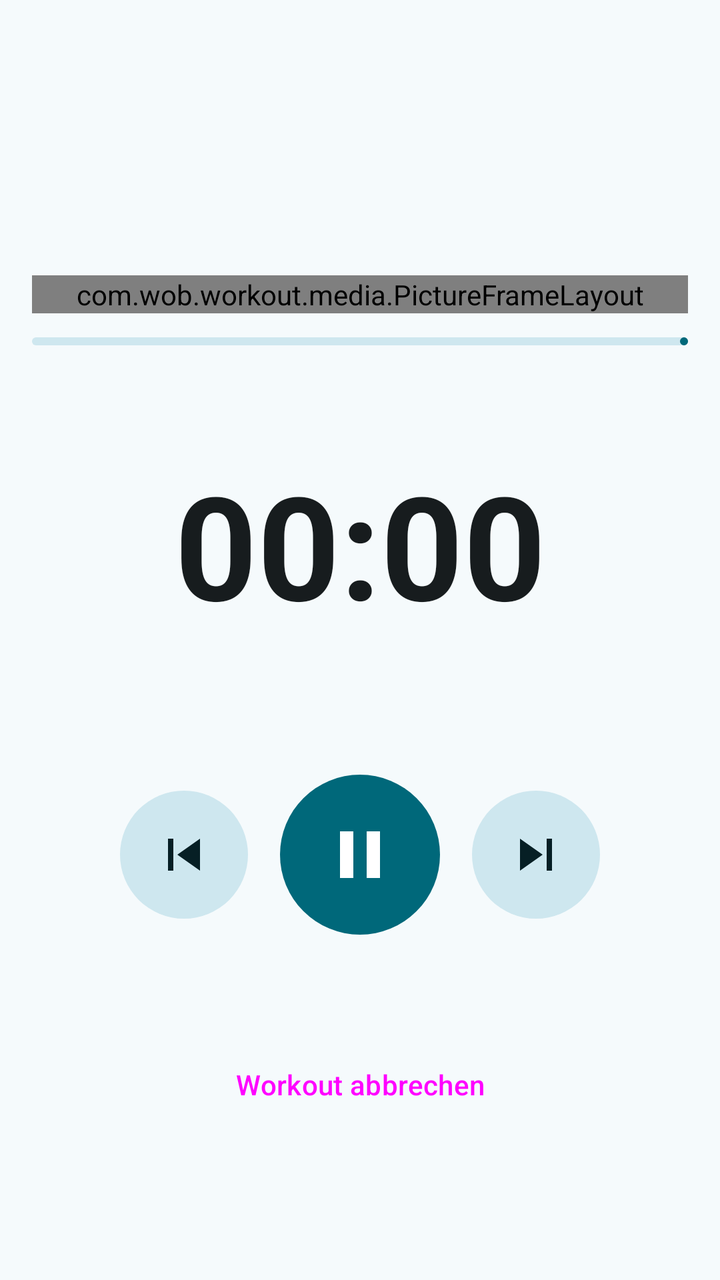
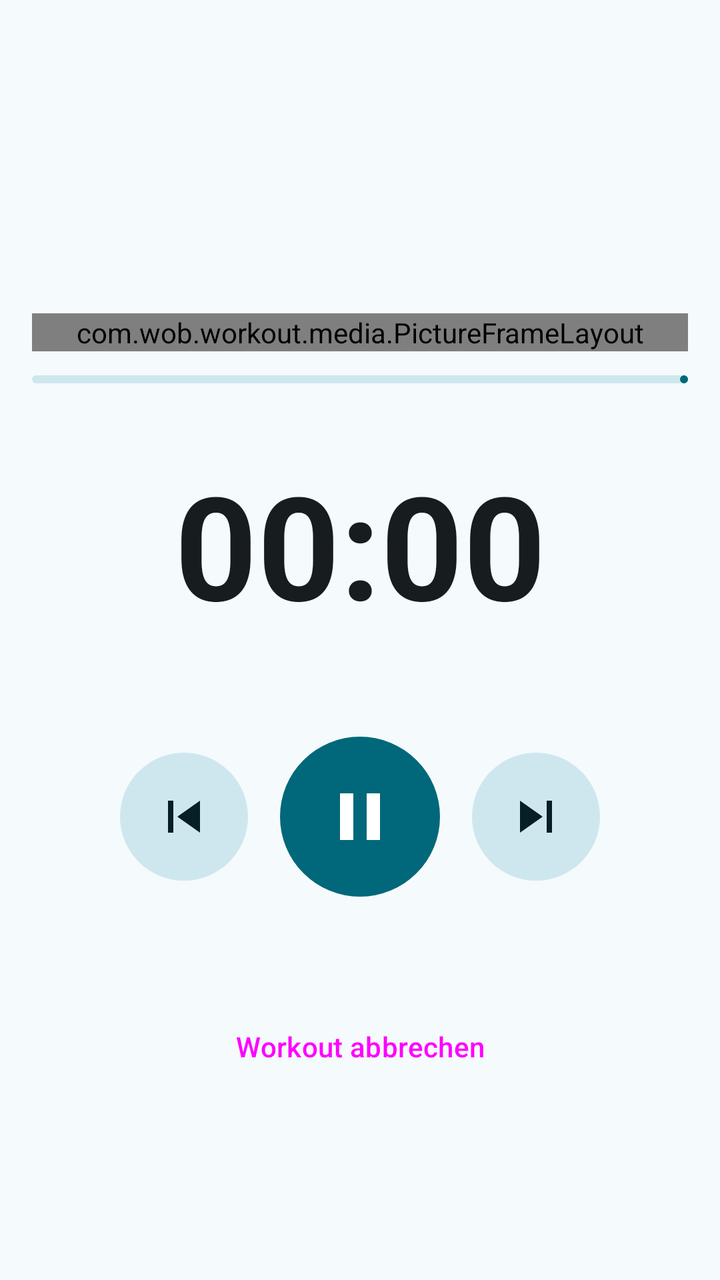

Before-and-after screenshots of an Android layout around one commit, followed by the original layout XML and the change that was made.
<!-- AndroidManifest.xml: application theme Theme.Workout -->
<!-- res/layout/fragment_player.xml -->
<?xml version="1.0" encoding="utf-8"?>
<LinearLayout xmlns:android="http://schemas.android.com/apk/res/android"
    xmlns:app="http://schemas.android.com/apk/res-auto"
    android:layout_width="match_parent"
    android:layout_height="match_parent"
    android:orientation="vertical">

    <com.google.android.material.appbar.MaterialToolbar
        android:id="@+id/toolbar"
        android:layout_width="match_parent"
        android:layout_height="?attr/actionBarSize"/>

    <ScrollView
        android:layout_width="match_parent"
        android:layout_height="match_parent"
        android:fillViewport="true">

        <LinearLayout
            android:layout_width="match_parent"
            android:layout_height="wrap_content"
            android:gravity="center"
            android:orientation="vertical"
            android:padding="16dp">

            <com.wob.workout.media.PictureFrameLayout
                android:id="@+id/mediaFrame"
                android:layout_width="match_parent"
                android:layout_height="wrap_content"
                android:layout_gravity="center_horizontal"
                android:layout_marginBottom="12dp">

                <com.wob.workout.media.FramedImageView
                    android:id="@+id/imgMedia"
                    android:layout_width="match_parent"
                    android:layout_height="match_parent"
                    android:contentDescription="@null"/>

                <androidx.media3.ui.PlayerView
                    android:id="@+id/videoPlayer"
                    android:layout_width="match_parent"
                    android:layout_height="match_parent"
                    android:visibility="gone"
                    android:keepScreenOn="true"
                    app:use_controller="false"/>

                
                <View
                    android:id="@+id/mediaScrim"
                    android:layout_width="match_parent"
                    android:layout_height="match_parent"
                    android:background="#99000000"
                    android:visibility="gone"/>

                <LinearLayout
                    android:id="@+id/mediaLabels"
                    android:layout_width="match_parent"
                    android:layout_height="wrap_content"
                    android:layout_gravity="center"
                    android:gravity="center_horizontal"
                    android:orientation="vertical"
                    android:paddingStart="16dp"
                    android:paddingEnd="16dp"
                    android:visibility="gone">

                    <TextView
                        android:id="@+id/txtMediaLabel"
                        android:layout_width="wrap_content"
                        android:layout_height="wrap_content"
                        android:letterSpacing="0.1"
                        android:shadowColor="#CC000000"
                        android:shadowRadius="6"
                        android:textColor="#FFFFFFFF"
                        android:textSize="18sp"
                        android:textStyle="bold"/>

                    <TextView
                        android:id="@+id/txtMediaTitle"
                        android:layout_width="wrap_content"
                        android:layout_height="wrap_content"
                        android:layout_marginTop="4dp"
                        android:gravity="center"
                        android:maxLines="2"
                        android:shadowColor="#CC000000"
                        android:shadowRadius="6"
                        android:textColor="#FFFFFFFF"
                        android:textSize="30sp"
                        android:textStyle="bold"/>
                </LinearLayout>
            </com.wob.workout.media.PictureFrameLayout>

            <com.google.android.material.progressindicator.LinearProgressIndicator
                android:id="@+id/progressWorkout"
                android:layout_width="match_parent"
                android:layout_height="wrap_content"
                android:max="1000"
                app:trackCornerRadius="2dp"/>

            <TextView
                android:id="@+id/txtWorkoutRemaining"
                android:layout_width="wrap_content"
                android:layout_height="wrap_content"
                android:layout_gravity="end"
                android:layout_marginTop="4dp"
                android:layout_marginBottom="12dp"
                android:textSize="12sp"/>

            <TextView
                android:id="@+id/txtState"
                android:layout_width="wrap_content"
                android:layout_height="wrap_content"
                android:letterSpacing="0.1"
                android:textColor="?attr/colorPrimary"
                android:textStyle="bold"/>

            
            <TextView
                android:id="@+id/txtTimer"
                android:layout_width="match_parent"
                android:layout_height="96dp"
                android:gravity="center"
                android:maxLines="1"
                android:text="00:00"
                android:textStyle="bold"
                app:autoSizeMaxTextSize="80sp"
                app:autoSizeMinTextSize="32sp"
                app:autoSizeTextType="uniform"/>

            <TextView
                android:id="@+id/txtTitle"
                android:layout_width="match_parent"
                android:layout_height="wrap_content"
                android:gravity="center"
                android:textSize="24sp"/>

            <TextView
                android:id="@+id/txtProgress"
                android:layout_width="wrap_content"
                android:layout_height="wrap_content"
                android:textSize="14sp"/>

            <LinearLayout
                android:id="@+id/rowTransport"
                android:layout_width="wrap_content"
                android:layout_height="wrap_content"
                android:layout_marginTop="16dp"
                android:gravity="center_vertical"
                android:orientation="horizontal">

                <com.google.android.material.button.MaterialButton
                    android:id="@+id/btnPrevious"
                    style="@style/Widget.Material3.Button.IconButton.Filled.Tonal"
                    android:layout_width="64dp"
                    android:layout_height="64dp"
                    android:contentDescription="Vorherige Übung"
                    android:insetLeft="0dp"
                    android:insetTop="0dp"
                    android:insetRight="0dp"
                    android:insetBottom="0dp"
                    android:padding="0dp"
                    app:iconGravity="textStart"
                    app:iconPadding="0dp"
                    app:icon="@drawable/ic_skip_previous"
                    app:iconSize="32dp"/>

                <com.google.android.material.button.MaterialButton
                    android:id="@+id/btnPause"
                    style="@style/Widget.Material3.Button.IconButton.Filled"
                    android:layout_width="80dp"
                    android:layout_height="80dp"
                    android:layout_marginStart="16dp"
                    android:layout_marginEnd="16dp"
                    android:contentDescription="Pause"
                    android:insetLeft="0dp"
                    android:insetTop="0dp"
                    android:insetRight="0dp"
                    android:insetBottom="0dp"
                    android:padding="0dp"
                    app:iconGravity="textStart"
                    app:iconPadding="0dp"
                    app:icon="@drawable/ic_pause"
                    app:iconSize="40dp"/>

                <com.google.android.material.button.MaterialButton
                    android:id="@+id/btnNext"
                    style="@style/Widget.Material3.Button.IconButton.Filled.Tonal"
                    android:layout_width="64dp"
                    android:layout_height="64dp"
                    android:contentDescription="Nächste Übung"
                    android:insetLeft="0dp"
                    android:insetTop="0dp"
                    android:insetRight="0dp"
                    android:insetBottom="0dp"
                    android:padding="0dp"
                    app:iconGravity="textStart"
                    app:iconPadding="0dp"
                    app:icon="@drawable/ic_skip_next"
                    app:iconSize="32dp"/>
            </LinearLayout>

            <TextView
                android:id="@+id/txtDescription"
                android:layout_width="match_parent"
                android:layout_height="wrap_content"
                android:layout_marginTop="16dp"
                android:gravity="center"/>

            <Button
                android:id="@+id/btnCancel"
                style="@style/Widget.Material3.Button.TextButton"
                android:layout_width="wrap_content"
                android:layout_height="wrap_content"
                android:layout_marginTop="16dp"
                android:text="Workout abbrechen"/>
        </LinearLayout>
    </ScrollView>
</LinearLayout>
<!-- resources referenced by this layout -->
<resources>
  <!-- drawable ic_pause (drawable) -->
  <vector xmlns:android="http://schemas.android.com/apk/res/android"
      android:width="24dp"
      android:height="24dp"
      android:viewportWidth="24"
      android:viewportHeight="24">
      <path
          android:fillColor="#FFFFFFFF"
          android:pathData="M6,19h4V5H6v14zM14,5v14h4V5h-4z"/>
  </vector>
  <!-- drawable ic_skip_next (drawable) -->
  <vector xmlns:android="http://schemas.android.com/apk/res/android"
      android:width="24dp"
      android:height="24dp"
      android:viewportWidth="24"
      android:viewportHeight="24">
      <path
          android:fillColor="#FFFFFFFF"
          android:pathData="M6,18l8.5,-6L6,6v12zM16,6v12h2V6h-2z"/>
  </vector>
  <!-- drawable ic_skip_previous (drawable) -->
  <vector xmlns:android="http://schemas.android.com/apk/res/android"
      android:width="24dp"
      android:height="24dp"
      android:viewportWidth="24"
      android:viewportHeight="24">
      <path
          android:fillColor="#FFFFFFFF"
          android:pathData="M6,6h2v12H6zM9.5,12l8.5,6V6z"/>
  </vector>
  <style name="Theme.Workout" parent="Base.Theme.Workout" />
  <color name="primary">#00687A</color>
  <color name="on_primary">#FFFFFF</color>
  <color name="primary_container">#ACEDFF</color>
  <color name="on_primary_container">#001F26</color>
  <color name="primary_inverse">#84D2E7</color>
  <color name="secondary">#4B6269</color>
  <color name="on_secondary">#FFFFFF</color>
  <color name="secondary_container">#CEE7EF</color>
  <color name="on_secondary_container">#061F25</color>
  <color name="tertiary">#565D7E</color>
  <color name="on_tertiary">#FFFFFF</color>
  <color name="tertiary_container">#DDE1FF</color>
  <color name="on_tertiary_container">#131A37</color>
  <color name="error">#BA1A1A</color>
  <color name="on_error">#FFFFFF</color>
  <color name="error_container">#FFDAD6</color>
  <color name="on_error_container">#410002</color>
  <color name="surface">#F5FAFC</color>
  <color name="on_surface">#171C1E</color>
  <color name="surface_variant">#DBE4E7</color>
  <color name="on_surface_variant">#3F484B</color>
  <color name="surface_inverse">#2B3133</color>
  <color name="on_surface_inverse">#ECF2F4</color>
  <color name="surface_dim">#D5DBDD</color>
  <color name="surface_bright">#F5FAFC</color>
  <color name="surface_container_lowest">#FFFFFF</color>
  <color name="surface_container_low">#EFF4F7</color>
  <color name="surface_container">#E9EFF1</color>
  <color name="surface_container_high">#E3E9EB</color>
  <color name="surface_container_highest">#DEE3E6</color>
  <color name="outline">#70797C</color>
  <color name="outline_variant">#BFC8CB</color>
  <!-- unchanged entries left out for length: 1 -->
</resources>

<!-- the commit's change to res/layout/fragment_player.xml (unified diff, before → after) -->
@@ -3,7 +3,10 @@
     xmlns:app="http://schemas.android.com/apk/res-auto"
     android:layout_width="match_parent"
     android:layout_height="match_parent"
+    android:keepScreenOn="true"
     android:orientation="vertical">
+
+    
 
     <com.google.android.material.appbar.MaterialToolbar
         android:id="@+id/toolbar"
@@ -40,7 +43,6 @@
                     android:layout_width="match_parent"
                     android:layout_height="match_parent"
                     android:visibility="gone"
-                    android:keepScreenOn="true"
                     app:use_controller="false"/>
 
                 
@@ -95,22 +97,27 @@
                 android:max="1000"
                 app:trackCornerRadius="2dp"/>
 
-            <TextView
-                android:id="@+id/txtWorkoutRemaining"
-                android:layout_width="wrap_content"
-                android:layout_height="wrap_content"
-                android:layout_gravity="end"
+            <LinearLayout
+                android:id="@+id/rowWorkoutProgress"
+                android:layout_width="match_parent"
+                android:layout_height="wrap_content"
                 android:layout_marginTop="4dp"
                 android:layout_marginBottom="12dp"
-                android:textSize="12sp"/>
-
-            <TextView
-                android:id="@+id/txtState"
-                android:layout_width="wrap_content"
-                android:layout_height="wrap_content"
-                android:letterSpacing="0.1"
-                android:textColor="?attr/colorPrimary"
-                android:textStyle="bold"/>
+                android:orientation="horizontal">
+
+                <TextView
+                    android:id="@+id/txtProgress"
+                    android:layout_width="0dp"
+                    android:layout_height="wrap_content"
+                    android:layout_weight="1"
+                    android:textSize="12sp"/>
+
+                <TextView
+                    android:id="@+id/txtWorkoutRemaining"
+                    android:layout_width="wrap_content"
+                    android:layout_height="wrap_content"
+                    android:textSize="12sp"/>
+            </LinearLayout>
 
             
             <TextView
@@ -130,13 +137,9 @@
                 android:layout_width="match_parent"
                 android:layout_height="wrap_content"
                 android:gravity="center"
-                android:textSize="24sp"/>
-
-            <TextView
-                android:id="@+id/txtProgress"
-                android:layout_width="wrap_content"
-                android:layout_height="wrap_content"
-                android:textSize="14sp"/>
+                android:textColor="?attr/colorPrimary"
+                android:textSize="24sp"
+                android:textStyle="bold"/>
 
             <LinearLayout
                 android:id="@+id/rowTransport"
@@ -202,7 +205,7 @@
                 android:layout_width="match_parent"
                 android:layout_height="wrap_content"
                 android:layout_marginTop="16dp"
-                android:gravity="center"/>
+                android:gravity="start"/>
 
             <Button
                 android:id="@+id/btnCancel"
